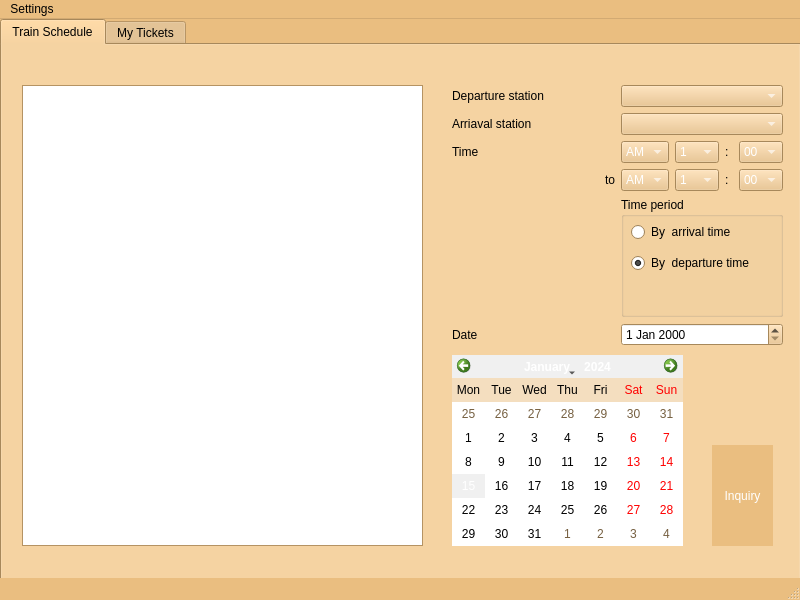
Above: client/trainticketsystemclient.ui from alexwang2001/AOOP_project before the change. Below: the same form after it.
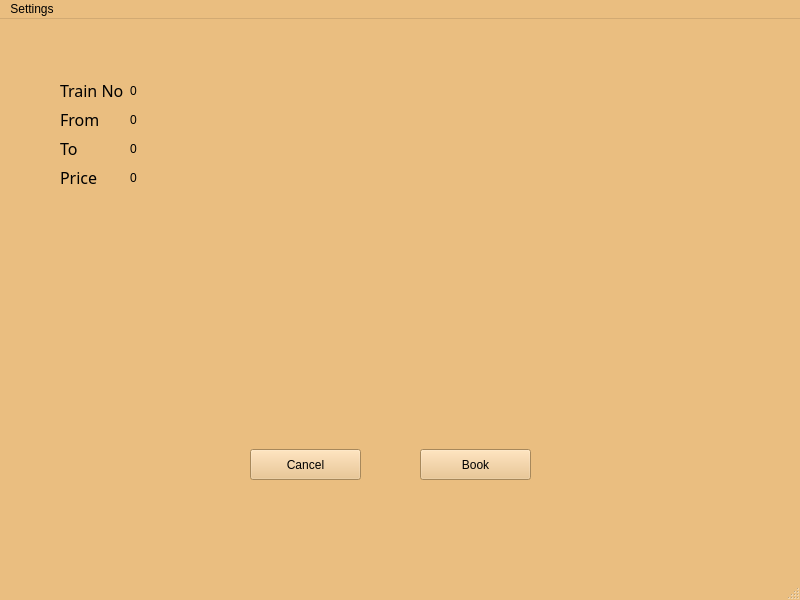
That is the form after the change. The open tabs and pages were chosen to show the change.

What changed in the file:
```diff
--- a/client/trainticketsystemclient.ui
+++ b/client/trainticketsystemclient.ui
@@ -1781,6 +1781,126 @@
       </property>
      </widget>
     </widget>
+    <widget class="QWidget" name="page_3">
+     <widget class="QWidget" name="formLayoutWidget">
+      <property name="geometry">
+       <rect>
+        <x>60</x>
+        <y>60</y>
+        <width>221</width>
+        <height>161</height>
+       </rect>
+      </property>
+      <layout class="QFormLayout" name="formLayout">
+       <item row="0" column="0">
+        <widget class="QLabel" name="label_7">
+         <property name="font">
+          <font>
+           <family>Agency FB</family>
+           <pointsize>12</pointsize>
+          </font>
+         </property>
+         <property name="text">
+          <string>Train No</string>
+         </property>
+        </widget>
+       </item>
+       <item row="1" column="0">
+        <widget class="QLabel" name="label_8">
+         <property name="font">
+          <font>
+           <family>Agency FB</family>
+           <pointsize>12</pointsize>
+          </font>
+         </property>
+         <property name="text">
+          <string>From</string>
+         </property>
+        </widget>
+       </item>
+       <item row="2" column="0">
+        <widget class="QLabel" name="label_10">
+         <property name="font">
+          <font>
+           <family>Agency FB</family>
+           <pointsize>12</pointsize>
+          </font>
+         </property>
+         <property name="text">
+          <string>To</string>
+         </property>
+        </widget>
+       </item>
+       <item row="3" column="0">
+        <widget class="QLabel" name="label_12">
+         <property name="font">
+          <font>
+           <family>Agency FB</family>
+           <pointsize>12</pointsize>
+          </font>
+         </property>
+         <property name="text">
+          <string>Price</string>
+         </property>
+        </widget>
+       </item>
+       <item row="0" column="1">
+        <widget class="QLabel" name="label_13">
+         <property name="text">
+          <string>0</string>
+         </property>
+        </widget>
+       </item>
+       <item row="1" column="1">
+        <widget class="QLabel" name="label_15">
+         <property name="text">
+          <string>0</string>
+         </property>
+        </widget>
+       </item>
+       <item row="2" column="1">
+        <widget class="QLabel" name="label_16">
+         <property name="text">
+          <string>0</string>
+         </property>
+        </widget>
+       </item>
+       <item row="3" column="1">
+        <widget class="QLabel" name="label_17">
+         <property name="text">
+          <string>0</string>
+         </property>
+        </widget>
+       </item>
+      </layout>
+     </widget>
+     <widget class="QPushButton" name="pushButton_2">
+      <property name="geometry">
+       <rect>
+        <x>420</x>
+        <y>430</y>
+        <width>111</width>
+        <height>31</height>
+       </rect>
+      </property>
+      <property name="text">
+       <string>Book</string>
+      </property>
+     </widget>
+     <widget class="QPushButton" name="pushButton_3">
+      <property name="geometry">
+       <rect>
+        <x>250</x>
+        <y>430</y>
+        <width>111</width>
+        <height>31</height>
+       </rect>
+      </property>
+      <property name="text">
+       <string>Cancel</string>
+      </property>
+     </widget>
+    </widget>
    </widget>
   </widget>
   <widget class="QMenuBar" name="menubar">
```
